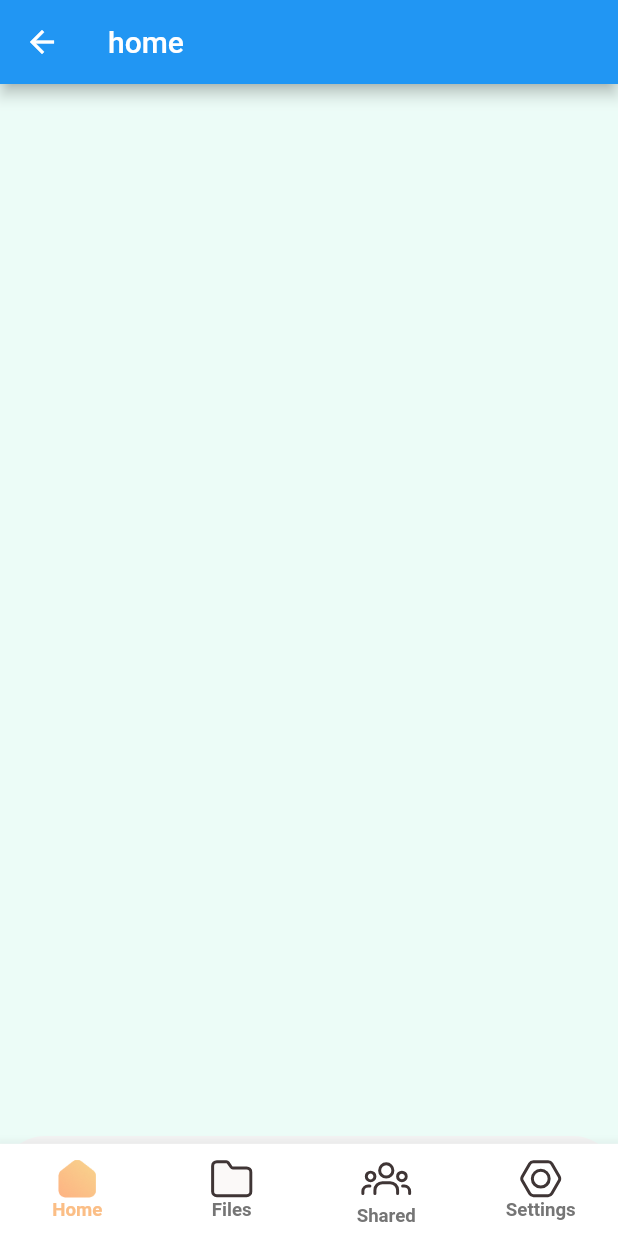
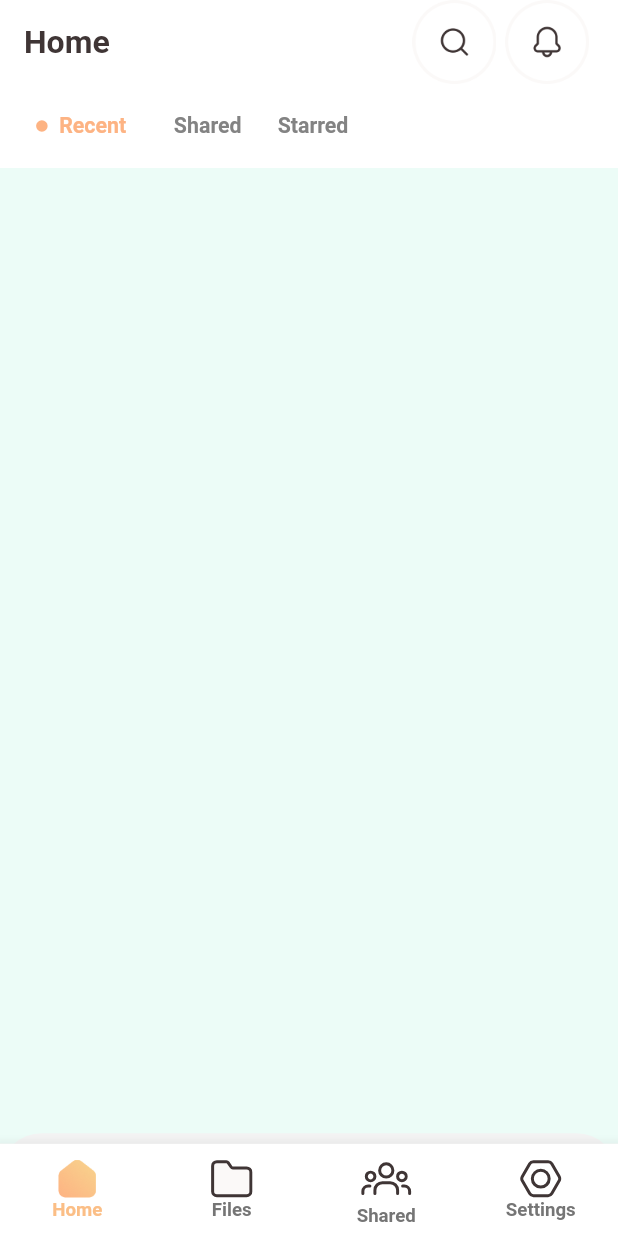
Before and after one commit to Arman4nk/icloudbox, a Flutter app: the MAinPage screen opened directly, on a phone screen of 412 x 824 dp. Run offline on Flutter 3.47's test engine with Material 2 defaults, Android fonts, the phone set to English and light mode, and no system bars; our stand-ins replace flutter_screenutil, flutter_spinkit, flutter_svg, get; Roboto replaces fonts that are missing (SfPro).

Commit message:
finish appbar part

```diff
--- a/lib/Home/Home/page/home.dart
+++ /dev/null
@@ -1,14 +0,0 @@
-import 'package:flutter/cupertino.dart';
-import 'package:flutter/material.dart';
-
-class Home extends StatelessWidget {
-  const Home({Key? key}) : super(key: key);
-
-  @override
-  Widget build(BuildContext context) {
-    return Scaffold(
-      backgroundColor: Color(0XFFECFCF7),
-      appBar: AppBar(title: Text('home'),),
-    );
-  }
-}
--- a/lib/Home/main_page.dart
+++ /dev/null
@@ -1,80 +0,0 @@
-import 'package:flutter/material.dart';
-import 'package:flutter_screenutil/flutter_screenutil.dart';
-import 'package:flutter_svg/svg.dart';
-import 'package:get/get.dart';
-import 'package:icloudbox/Home/main_page_controller.dart';
-import 'package:icloudbox/Utils/colors.dart';
-import 'package:icloudbox/Utils/text_styls.dart';
-
-class MAinPage extends StatelessWidget {
-  const MAinPage({Key? key}) : super(key: key);
-
-  @override
-  Widget build(BuildContext context) {
-    final controller = MainPageController();
-    return Obx(
-      () => Scaffold(
-        body: Stack(
-          children: [
-            controller.tabList.elementAt(controller.pageIndex.value),
-            Align(
-              alignment: Alignment.bottomCenter,
-              child: Container(
-                height:kBottomNavigationBarHeight+12.h,
-                decoration: BoxDecoration(
-                  color: AppColors.secondary3,
-                  borderRadius: BorderRadius.circular(30),
-                ),
-              ),
-            ),
-            Align(
-              alignment: Alignment.bottomCenter,
-              child: BottomNavigationBar(
-                backgroundColor: AppColors.textAccent,
-                items: <BottomNavigationBarItem>[
-                  BottomNavigationBarItem(
-                    icon: SvgPicture.asset('assets/image/bottom_navigator/svg/home.svg'),
-                    label: 'Home',
-                    activeIcon: Image.asset('assets/image/bottom_navigator/img/home_active.png',width: 25.5,),
-                  ),
-                  BottomNavigationBarItem(
-                    icon: SvgPicture.asset(
-                        'assets/image/bottom_navigator/svg/file.svg'),
-                    label: 'Files',
-                    activeIcon: Image.asset(
-                      'assets/image/bottom_navigator/img/file_active.png',width: 25.5,),
-                  ),
-                  BottomNavigationBarItem(
-                    icon: SvgPicture.asset(
-                        'assets/image/bottom_navigator/svg/Shared.svg'),
-                    label: 'Shared',
-                    activeIcon: Image.asset(
-                      'assets/image/bottom_navigator/img/Shared_active.png',width: 34,),
-                  ),
-                  BottomNavigationBarItem(
-                    icon: SvgPicture.asset(
-                        'assets/image/bottom_navigator/svg/setting.svg'),
-                    activeIcon: Image.asset(
-                      'assets/image/bottom_navigator/img/setting_active.png',width: 25,),
-                    label: 'Settings',
-                  ),
-                ],
-                currentIndex: controller.pageIndex.value,
-                selectedItemColor: AppColors.accent3,
-                type: BottomNavigationBarType.fixed,
-                onTap:(int index) {
-                  controller.pageIndex.value=index;
-                },
-                selectedLabelStyle:  AppStyles.semiBoldBody2.apply(color: AppColors.accent3),
-                unselectedLabelStyle: AppStyles.semiBoldBody2,
-                unselectedItemColor: Colors.grey.shade600,
-                showUnselectedLabels: true,
-
-              ),
-            )
-          ],
-        ),
-      ),
-    );
-  }
-}
--- /dev/null
+++ b/lib/View/Home/Home/controller/home_controller.dart
@@ -0,0 +1,8 @@
+import 'package:get/get.dart';
+
+class HomeController extends GetxController{
+  final selectedIndex = 0.obs;
+  setIndex(int index){
+    selectedIndex(index);
+  }
+}
--- /dev/null
+++ b/lib/View/Home/Home/page/home.dart
@@ -0,0 +1,123 @@
+import 'package:flutter/material.dart';
+import 'package:flutter_screenutil/flutter_screenutil.dart';
+import 'package:icloudbox/Utils/colors.dart';
+import 'package:icloudbox/Utils/text_styls.dart';
+import 'package:get/get.dart';
+import 'package:icloudbox/View/Home/Home/controller/home_controller.dart';
+
+class Home extends StatelessWidget {
+  const Home({Key? key}) : super(key: key);
+
+  @override
+  Widget build(BuildContext context) {
+    final controller = Get.put(HomeController());
+    return Scaffold(
+      backgroundColor: const Color(0XFFECFCF7),
+      appBar: AppBar(
+        bottom: PreferredSize(
+          preferredSize: const Size.fromHeight(kToolbarHeight),
+          child: Container(
+            color: AppColors.accent2,
+              height: kToolbarHeight,
+              alignment: Alignment.center,
+               child: Obx(
+                ()=> Row(
+                   children: [
+                     SizedBox(width: 25.w,),
+                     Row(
+                       children: [
+                         if(controller.selectedIndex.value==0)
+                           Container(
+                             width: 8.w,
+                             decoration: const BoxDecoration(
+                               color: AppColors.accent1,
+                               shape: BoxShape.circle,
+                             ),
+                           ),
+                         SizedBox(width: 8.w,),
+                         InkWell(
+                           onTap: (){
+                             controller.setIndex(0);
+                           },
+                             child: Text('Recent',style: AppStyles.semiBoldBody1.apply(color:controller.selectedIndex.value==0 ? AppColors.accent1: AppColors.secondary2),)),
+                       ],
+                     ),
+                     SizedBox(width: 25.w,),
+                     Row(
+                       children: [
+                         if(controller.selectedIndex.value==1)
+                           Container(
+                             width: 8.w,
+                             decoration: const BoxDecoration(
+                               color: AppColors.accent1,
+                               shape: BoxShape.circle,
+                             ),
+                           ),
+                         SizedBox(width: 8.w,),
+                         InkWell(
+                             onTap: (){
+                               controller.setIndex(1);
+                             },
+                             child: Text('Shared',style: AppStyles.semiBoldBody1.apply(color:controller.selectedIndex.value==1 ? AppColors.accent1:AppColors.secondary2),)),
+                       ],
+                     ),
+                     SizedBox(width: 25.w,),
+                     Row(
+                       children: [
+                         if(controller.selectedIndex.value==2)
+                           Container(
+                             width: 8.w,
+                             decoration: const BoxDecoration(
+                               color: AppColors.accent1,
+                               shape: BoxShape.circle,
+                             ),
+                           ),
+                         if(controller.selectedIndex.value==2) SizedBox(width: 8.w,),
+                         InkWell(
+                             onTap: (){
+                               controller.setIndex(2);
+                               print('call here');
+                             },
+                             child: Text('Starred',style: AppStyles.semiBoldBody1.apply(color:controller.selectedIndex.value==2 ? AppColors.accent1: AppColors.secondary2),)),
+                       ],
+                     ),
+                   ],
+                 ),
+               ),
+            ),
+        ),
+        backgroundColor: AppColors.accent2,
+        elevation: 0,
+        title: Text('Home',style: AppStyles.semiBoldTitle3,),
+        leadingWidth: 0,
+        actions: [
+          Padding(
+            padding:  EdgeInsets.only(right: 6.w),
+            child: Image.asset('assets/image/home/img/search.png'),
+          ),
+          Padding(
+            padding:  EdgeInsets.only(right: 20.w),
+            child: Image.asset('assets/image/home/img/notifications.png'),
+          )
+        ],
+      ),
+      body: Stack(
+        children: [
+          Positioned.fill(
+            top: - MediaQuery.of(context).padding.top+8.h,
+            child: Align(
+              alignment: Alignment.topCenter,
+              child: Container(
+                height: MediaQuery.of(context).padding.top,
+                decoration: BoxDecoration(
+                  color: AppColors.secondary3,
+                  borderRadius: BorderRadius.circular(30),
+                ),
+              ),
+            ),
+          ),
+        ],
+      ),
+    );
+  }
+}
--- /dev/null
+++ b/lib/View/Home/main_page.dart
@@ -0,0 +1,86 @@
+import 'dart:io';
+
+import 'package:flutter/material.dart';
+import 'package:flutter_screenutil/flutter_screenutil.dart';
+import 'package:flutter_svg/svg.dart';
+import 'package:get/get.dart';
+import 'package:icloudbox/Utils/colors.dart';
+import 'package:icloudbox/Utils/text_styls.dart';
+import 'main_page_controller.dart';
+
+class MAinPage extends StatelessWidget {
+  const MAinPage({Key? key}) : super(key: key);
+
+  @override
+  Widget build(BuildContext context) {
+    final controller = MainPageController();
+    return Obx(
+      () => Scaffold(
+        bottomNavigationBar: BottomNavigationBar(
+          backgroundColor: AppColors.textAccent,
+          items: <BottomNavigationBarItem>[
+            BottomNavigationBarItem(
+              icon: SvgPicture.asset('assets/image/bottom_navigator/svg/home.svg'),
+              label: 'Home',
+              activeIcon: Image.asset('assets/image/bottom_navigator/img/home_active.png',width: 25.5,),
+            ),
+            BottomNavigationBarItem(
+              icon: SvgPicture.asset(
+                  'assets/image/bottom_navigator/svg/file.svg'),
+              label: 'Files',
+              activeIcon: Image.asset(
+                'assets/image/bottom_navigator/img/file_active.png',width: 25.5,),
+            ),
+            BottomNavigationBarItem(
+              icon: SvgPicture.asset(
+                  'assets/image/bottom_navigator/svg/Shared.svg'),
+              label: 'Shared',
+              activeIcon: Image.asset(
+                'assets/image/bottom_navigator/img/Shared_active.png',width: 34,),
+            ),
+            BottomNavigationBarItem(
+              icon: SvgPicture.asset(
+                  'assets/image/bottom_navigator/svg/setting.svg'),
+              activeIcon: Image.asset(
+                'assets/image/bottom_navigator/img/setting_active.png',width: 25,),
+              label: 'Settings',
+            ),
+          ],
+          currentIndex: controller.pageIndex.value,
+          selectedItemColor: AppColors.accent3,
+          type: BottomNavigationBarType.fixed,
+          onTap:(int index) {
+            controller.pageIndex.value=index;
+          },
+          selectedLabelStyle:  AppStyles.semiBoldBody2.apply(color: AppColors.accent3),
+          unselectedLabelStyle: AppStyles.semiBoldBody2,
+          unselectedItemColor: Colors.grey.shade600,
+          showUnselectedLabels: true,
+
+        ) ,
+        body: Stack(
+          children: [
+            controller.tabList.elementAt(controller.pageIndex.value),
+            Positioned.fill(
+              bottom:-kBottomNavigationBarHeight +8.h ,
+              child: Align(
+                alignment: Alignment.bottomCenter,
+                child: Container(
+                  height:Platform.isAndroid ? kBottomNavigationBarHeight : 90,
+                  decoration: BoxDecoration(
+                    color: AppColors.secondary3,
+                    borderRadius: BorderRadius.circular(30),
+                  ),
+                ),
+              ),
+            ),
+            // Align(
+            //   alignment: Alignment.bottomCenter,
+            //   child:,
+            // )
+          ],
+        ),
+      ),
+    );
+  }
+}
--- a/lib/Home/main_page_controller.dart
+++ b/lib/View/Home/main_page_controller.dart
@@ -1,8 +1,7 @@
 import 'package:flutter/cupertino.dart';
 import 'package:get/get.dart';
-import 'package:icloudbox/Home/Files/page/file.dart';
-import 'package:icloudbox/Home/Home/page/home.dart';
-
+import 'package:icloudbox/View/Home/Files/page/file.dart';
+import 'package:icloudbox/View/Home/Home/page/home.dart';
 import 'Setting/page/setting.dart';
 import 'Shared/page/shared.dart';
 
--- a/lib/SplashScreen/controller/splash_controller.dart
+++ b/lib/View/SplashScreen/controller/splash_controller.dart
@@ -1,6 +1,6 @@
 import 'package:get/get.dart';
+import '../../Authentication/page/login.dart';
 
-import '../../Authentication/page/login.dart';
 
 class SplashController extends GetxController {
   // final ServiceHelper _serviceHelper = ServiceHelper();
--- a/lib/my_app.dart
+++ b/lib/my_app.dart
@@ -1,15 +1,21 @@
 
 import 'package:flutter/material.dart';
+import 'package:flutter/services.dart';
 import 'package:flutter_screenutil/flutter_screenutil.dart';
 import 'package:get/get.dart';
-import 'SplashScreen/page/splash_screen.dart';
 import 'Utils/colors.dart';
+import 'View/SplashScreen/page/splash_screen.dart';
 class MyApp extends StatelessWidget {
   const MyApp({Key? key}) : super(key: key);
 
   // This widget is the root of your application.
   @override
   Widget build(BuildContext context) {
+    SystemChrome.setSystemUIOverlayStyle(
+        const SystemUiOverlayStyle(
+          statusBarColor: Colors.transparent,
+        )
+    );
     return ScreenUtilInit(
         designSize: const Size(428, 926),
         minTextAdapt: true,
--- a/pubspec.yaml
+++ b/pubspec.yaml
@@ -70,6 +70,8 @@ flutter:
     - assets/image/auth/svg/
     - assets/image/bottom_navigator/img/
     - assets/image/bottom_navigator/svg/
+    - assets/image/home/img/
+    - assets/image/home/svg/
 
   # An image asset can refer to one or more resolution-specific "variants", see
   # https://flutter.dev/assets-and-images/#resolution-aware.
```
Also changed, not shown: lib/View/Authentication/page/login.dart (renamed from lib/Authentication/page/login.dart, +3 -5 lines), assets/image/home/img/notifications.png (added), assets/image/home/img/search.png (added), lib/View/Authentication/controller/login_controller.dart (renamed from lib/Authentication/controller/login_controller.dart), lib/View/Home/Files/page/file.dart (renamed from lib/Home/Files/page/file.dart), lib/View/Home/Setting/page/setting.dart (renamed from lib/Home/Setting/page/setting.dart), lib/View/Home/Shared/page/shared.dart (renamed from lib/Home/Shared/page/shared.dart), lib/View/SplashScreen/page/splash_screen.dart (renamed from lib/SplashScreen/page/splash_screen.dart).
